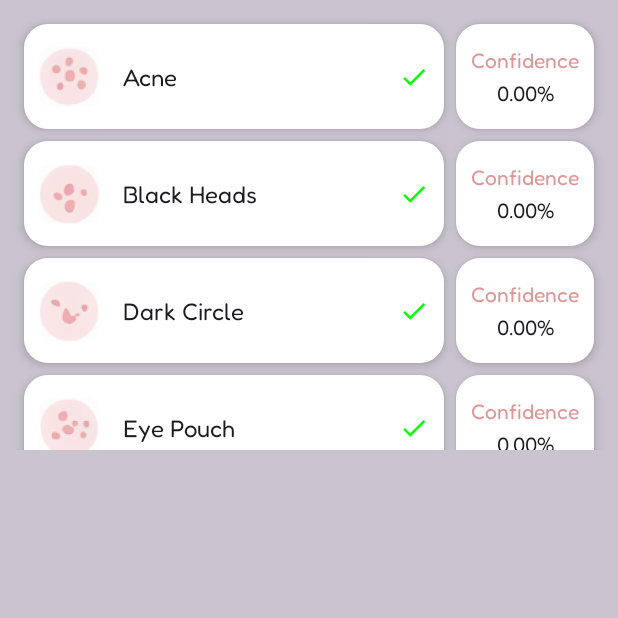
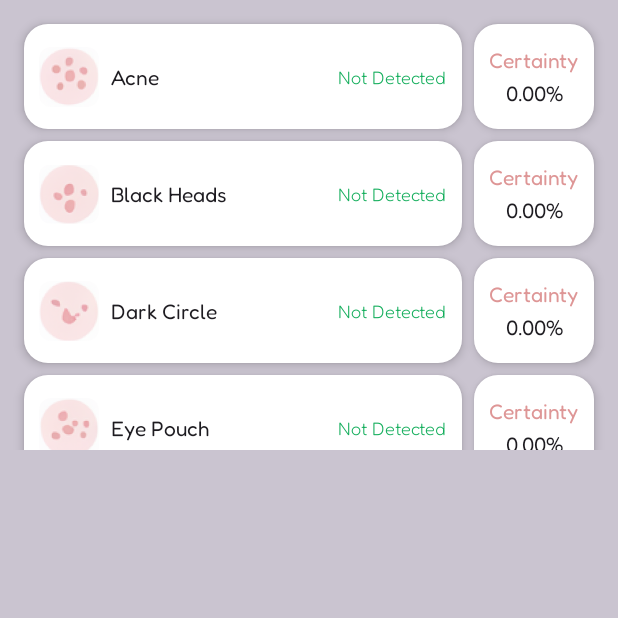
Before and after one commit to omatmsx/glow-ai, an Android app built with Jetpack Compose: the composable DiagnosisList called with empty values, on a phone screen of 412 x 824 dp, the top half of it. Run offline under Robolectric (Android 15) with nearby library versions, the light colour scheme and no system bars.

Commit message:
Update DashboardUI.kt

```diff
--- a/features-home/src/main/kotlin/com/mindstix/home/view/dashboard/ui/DashboardUI.kt
+++ b/features-home/src/main/kotlin/com/mindstix/home/view/dashboard/ui/DashboardUI.kt
@@ -28,6 +28,7 @@ import androidx.compose.ui.res.painterResource
 import androidx.compose.ui.unit.dp
 import androidx.compose.ui.unit.sp
 import com.mindstix.capabilities.presentation.theme.textStyle1
+import com.mindstix.capabilities.presentation.theme.textStyleLight
 import com.mindstix.core.R
 import com.mindstix.home.view.dashboard.modal.SkinAnalysisEntityDataModal
 import java.math.RoundingMode
@@ -113,19 +114,19 @@ fun DiagnosisList(
             firstItem.foreheadWrinkleConfidence
         ),
         DiagnosisListItemData(
-            "Forehead Pores",
+            "Pores (Forehead)",
             firstItem.poresForeheadValue,
             R.drawable.ic_acne3,
             firstItem.poresForeheadConfidence
         ),
         DiagnosisListItemData(
-            "RightCheek Pores",
+            "Pores (RightCheek)",
             firstItem.poresRightCheekValue,
             R.drawable.ic_acne4,
             firstItem.poresRightCheekConfidence
         ),
         DiagnosisListItemData(
-            "LeftCheek Pores",
+            "Pores (LeftCheek)",
             firstItem.poresLeftCheekValue,
             R.drawable.ic_acne,
             firstItem.poresLeftCheekConfidence
@@ -149,7 +150,7 @@ fun DiagnosisList(
             firstItem.poresJawConfidence
         ),
         DiagnosisListItemData(
-            "Left Eyelids",
+            "Wrinkles (Left Eyelids)",
             firstItem.leftEyelidsValue,
             R.drawable.ic_acne4,
             firstItem.leftEyelidsConfidence
@@ -173,7 +174,7 @@ fun DiagnosisList(
             firstItem.moleConfidence
         ),
         DiagnosisListItemData(
-            "Right Eyelids",
+            "Wrinkles (Right Eyelids)",
             firstItem.rightEyelidsValue,
             R.drawable.ic_acne3,
             firstItem.rightEyelidsConfidence
@@ -244,23 +245,31 @@ fun DiagnosisListItem(
                             .clip(RoundedCornerShape(8.dp)) // You can change this to CircleShape if needed
                     )
 
-                    Spacer(modifier = Modifier.width(16.dp))
+                    Spacer(modifier = Modifier.width(8.dp))
 
                     // Condition Name
                     Text(
                         text = itemName, style = textStyle1.copy(
-                            fontSize = 16.sp
+                            fontSize = 14.sp
                         )
                     )
                 }
                 Spacer(modifier = Modifier.weight(1F))
                 // Information Icon
-                Icon(
-                    painter = painterResource(id = if (itemValue != 0) R.drawable.ic_info else R.drawable.baseline_done_24),
-                    contentDescription = "Info Icon",
-                    tint = if (itemValue != 0) Color.Red else Color.Green,
-                    modifier = Modifier.size(20.dp)
+
+                Text(
+                    text = if (itemValue != 0) "Detected" else "Not Detected",
+                    style = textStyleLight.copy(
+                        fontSize = 12.sp,
+                    ),
+                    color = if (itemValue != 0) Color.Red else Color(0xFF14AE5C),
                 )
+//                Icon(
+//                    painter = painterResource(id = if (itemValue != 0) R.drawable.ic_info else R.drawable.baseline_done_24),
+//                    contentDescription = "Info Icon",
+//                    tint = if (itemValue != 0) Color.Red else Color.Green,
+//                    modifier = Modifier.size(20.dp)
+//                )
             }
         }
         Card(
@@ -280,7 +289,7 @@ fun DiagnosisListItem(
                     .padding(horizontal = 10.dp)
             ) {
                 Text(
-                    text = "Confidence", style = textStyle1.copy(
+                    text = "Certainty", style = textStyle1.copy(
                         fontSize = 14.sp
                     ), color = Color(0xFFDE9696) // light red color for confidence text
                 )
```
